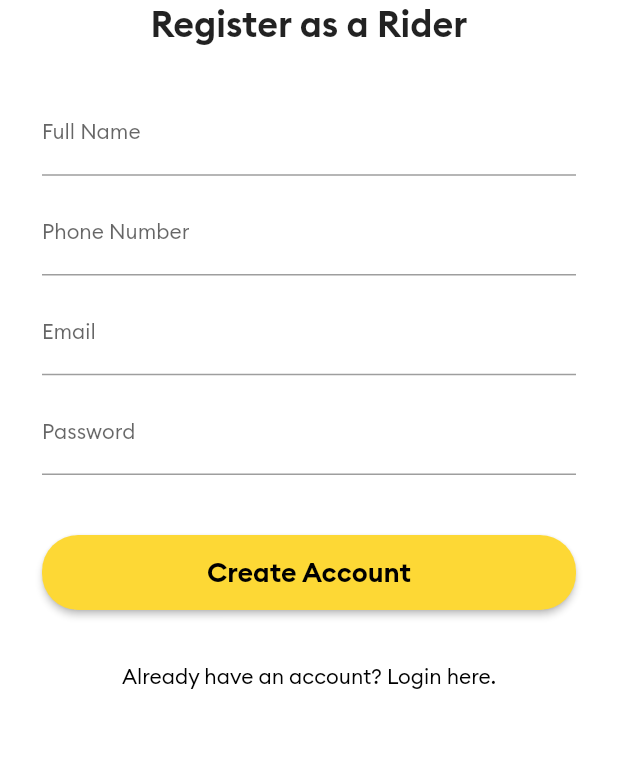
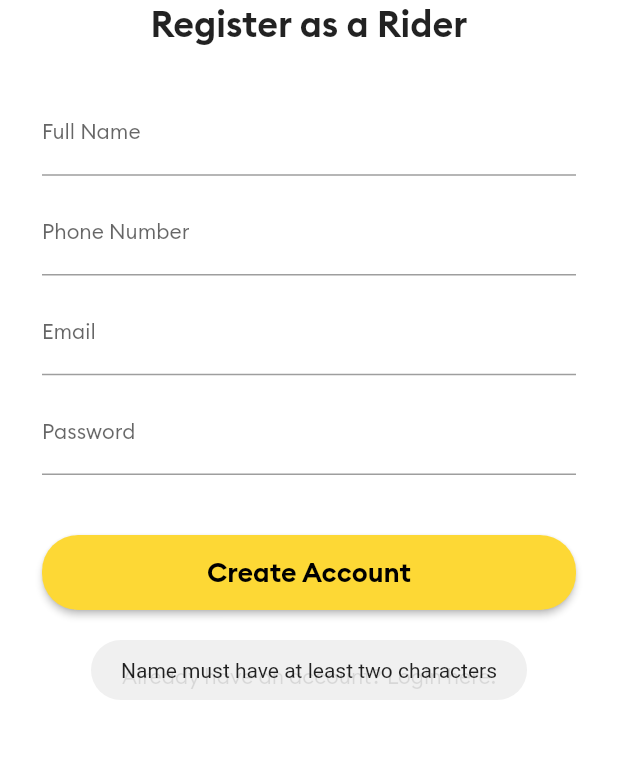
Before and after one commit to BashirYesufu/iMove-User, a Flutter app: the RegistrationScreen screen opened by its route, after a tap on "Create Account", on a phone screen of 412 x 824 dp, the part 440-1199 px from its top. Run offline on Flutter 3.47's test engine with Material 2 defaults, Android fonts, the phone set to English and light mode, and no system bars; our stand-ins replace firebase_auth, firebase_core, firebase_database, fluttertoast; accounts and stored records are empty.

Commit message:
Register users to firebase

```diff
--- a/i_move_user/lib/screens/registration_screen.dart
+++ b/i_move_user/lib/screens/registration_screen.dart
@@ -1,6 +1,10 @@
+import 'package:firebase_auth/firebase_auth.dart';
 import 'package:flutter/cupertino.dart';
 import 'package:flutter/material.dart';
+import 'package:fluttertoast/fluttertoast.dart';
+import 'package:i_move_user/main.dart';
 import 'package:i_move_user/screens/login_screen.dart';
+import 'package:i_move_user/screens/main_screen.dart';
 
 class RegistrationScreen extends StatelessWidget {
   RegistrationScreen({Key? key}) : super(key: key);
@@ -93,7 +97,20 @@ class RegistrationScreen extends StatelessWidget {
 
                     SizedBox(height: 40.0,),
                     ElevatedButton(
-                      onPressed: () {},
+                      onPressed: () {
+                        if (nameTextEditingController.text.length < 2) {
+                          displayToastMessage("Name must have at least two characters", context);
+                        } else if (!emailTextEditingController.text.contains("@")) {
+                          displayToastMessage("Email provided is not a valid email", context);
+                        } else if (phoneTextEditingController.text.isEmpty) {
+                          displayToastMessage("Please enter a valid phone number", context);
+                        } else if (passwordTextEditingController.text.length < 6) {
+                          displayToastMessage("Password must be at least six characters.", context);
+                        } else {
+                          registerNewUser(context);
+                          Navigator.pushNamedAndRemoveUntil(context, MainScreen.screenID, (route) => false);
+                        }
+                      },
                       child: Container(
                         height: 50.0,
                         child: Center(
@@ -135,4 +152,35 @@ class RegistrationScreen extends StatelessWidget {
       ),
     );
   }
+
+  final FirebaseAuth _firebaseAuth = FirebaseAuth.instance;
+  void registerNewUser(BuildContext context) async {
+    final User? _user = (await _firebaseAuth.createUserWithEmailAndPassword(
+        email: emailTextEditingController.text,
+        password: passwordTextEditingController.text).catchError((errorMessage) {
+          displayToastMessage("Error: " + errorMessage, context);
+    })).user;
+
+    if (_user != null) {
+      // save user info
+
+      Map userDataMap = {
+        "name": nameTextEditingController.text.trim(),
+        "email": emailTextEditingController.text.trim(),
+        "phone": phoneTextEditingController.text.trim(),
+      };
+
+      userReference.child(_user.uid).set(userDataMap);
+      displayToastMessage("User Account created successfully.", context);
+    } else {
+      displayToastMessage("New user was not created successfully.", context);
+    }
+  }
+
+
+
 }
+
+displayToastMessage(String message, BuildContext context) {
+  Fluttertoast.showToast(msg: message);
+}
--- a/i_move_user/pubspec.yaml
+++ b/i_move_user/pubspec.yaml
@@ -37,6 +37,7 @@ dependencies:
   firebase_core: ^1.8.0
   firebase_auth: ^3.1.4
   firebase_database: ^8.0.1
+  fluttertoast: ^8.0.8
 
 dev_dependencies:
   flutter_test:
```
Also changed, not shown: i_move_user/lib/main.dart (+8 -1 lines), i_move_user/pubspec.lock, 1 other file.
